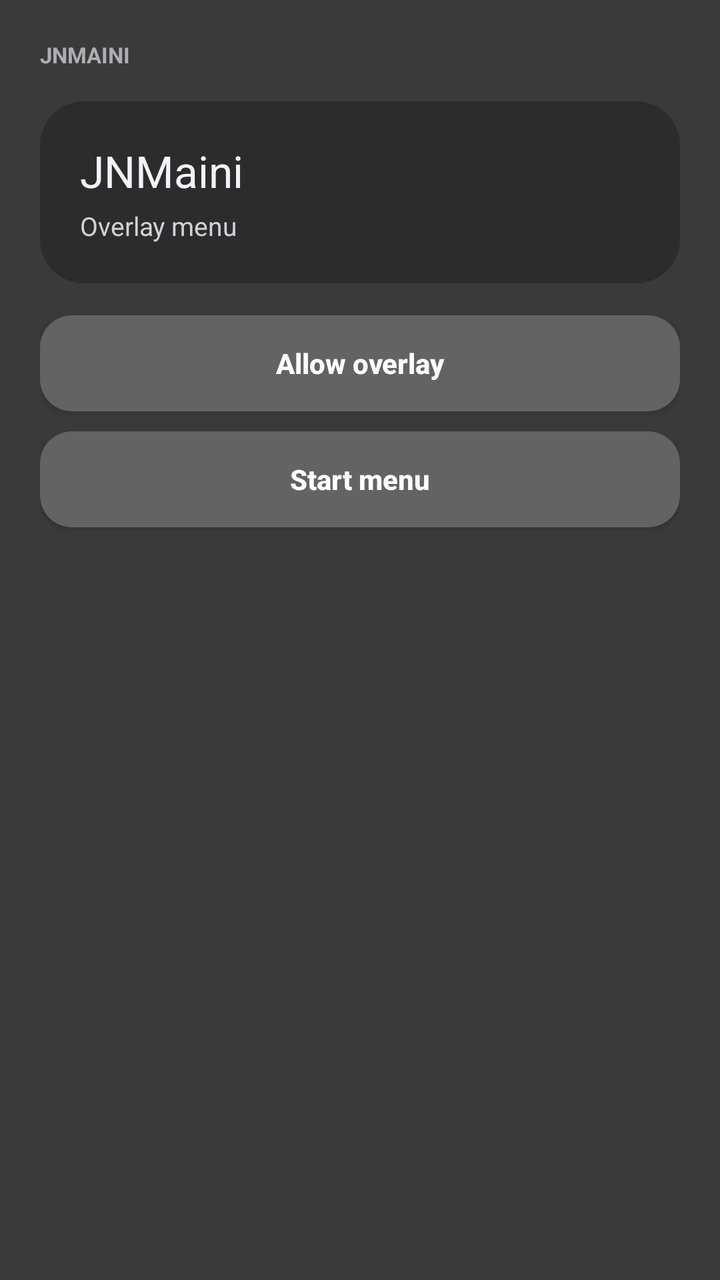
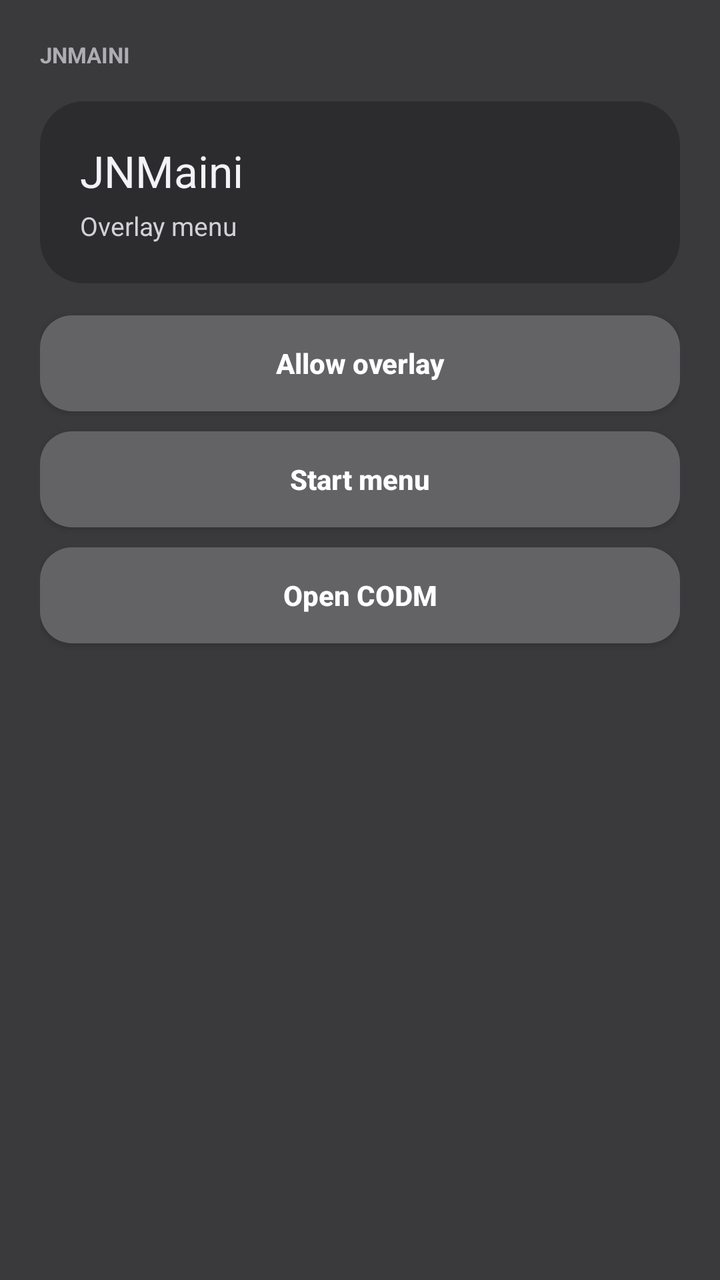

Screens rendered from an Android XML layout before and after an edit, with the pre-edit source and the edit as a unified diff.
<!-- AndroidManifest.xml: application theme Theme.Jnmaini -->
<!-- res/layout/activity_main.xml -->
<?xml version="1.0" encoding="utf-8"?>
<ScrollView xmlns:android="http://schemas.android.com/apk/res/android"
    android:layout_width="match_parent"
    android:layout_height="match_parent"
    android:background="@color/screen_bg"
    android:fillViewport="true"
    android:padding="20dp">

    <LinearLayout
        android:layout_width="match_parent"
        android:layout_height="wrap_content"
        android:orientation="vertical">

        <TextView
            android:layout_width="wrap_content"
            android:layout_height="wrap_content"
            android:text="@string/app_name"
            android:textAllCaps="true"
            android:textColor="@color/text_muted"
            android:textSize="11sp"
            android:textStyle="bold" />

        <LinearLayout
            android:layout_width="match_parent"
            android:layout_height="wrap_content"
            android:layout_marginTop="16dp"
            android:background="@drawable/bg_card"
            android:gravity="center_vertical"
            android:orientation="vertical"
            android:padding="20dp">

            <TextView
                android:layout_width="wrap_content"
                android:layout_height="wrap_content"
                android:text="@string/app_name"
                android:textColor="@color/text_primary"
                android:textSize="22sp" />

            <TextView
                android:layout_width="wrap_content"
                android:layout_height="wrap_content"
                android:layout_marginTop="4dp"
                android:text="@string/tagline"
                android:textColor="@color/text_secondary"
                android:textSize="13sp" />
        </LinearLayout>

        <Button
            android:id="@+id/btnOverlay"
            android:layout_width="match_parent"
            android:layout_height="48dp"
            android:layout_marginTop="16dp"
            android:background="@drawable/bg_button"
            android:backgroundTint="@null"
            android:text="@string/btn_overlay"
            android:textAllCaps="false"
            android:textColor="@android:color/white"
            android:textSize="14sp"
            android:textStyle="bold" />

        <Button
            android:id="@+id/btnStart"
            android:layout_width="match_parent"
            android:layout_height="48dp"
            android:layout_marginTop="10dp"
            android:background="@drawable/bg_button"
            android:backgroundTint="@null"
            android:text="@string/btn_start"
            android:textAllCaps="false"
            android:textColor="@android:color/white"
            android:textSize="14sp"
            android:textStyle="bold" />
    </LinearLayout>
</ScrollView>
<!-- resources referenced by this layout -->
<resources>
  <color name="screen_bg">#FF3A3A3C</color>
  <color name="text_muted">#FFAEAEB2</color>
  <color name="text_primary">#FFF2F2F7</color>
  <color name="text_secondary">#FFD1D1D6</color>
  <!-- drawable bg_button (drawable) -->
  <?xml version="1.0" encoding="utf-8"?>
  <ripple xmlns:android="http://schemas.android.com/apk/res/android" android:color="#33000000">
      <item>
          <shape android:shape="rectangle">
              <solid android:color="@color/btn_primary" />
              <corners android:radius="16dp" />
          </shape>
      </item>
  </ripple>
  <!-- drawable bg_card (drawable) -->
  <?xml version="1.0" encoding="utf-8"?>
  <shape xmlns:android="http://schemas.android.com/apk/res/android" android:shape="rectangle">
      <solid android:color="@color/card" />
      <corners android:radius="22dp" />
  </shape>
  <string name="app_name">JNMaini</string>
  <string name="btn_overlay">Allow overlay</string>
  <string name="btn_start">Start menu</string>
  <string name="tagline">Overlay menu</string>
  <style name="Theme.Jnmaini" parent="android:style/Theme.DeviceDefault.NoActionBar">
          <item name="android:statusBarColor">@color/screen_bg</item>
          <item name="android:navigationBarColor">@color/screen_bg</item>
          <item name="android:windowBackground">@color/screen_bg</item>
          <item name="android:textColor">#FFF2F2F2</item>
      </style>
  <color name="btn_primary">#FF636366</color>
  <color name="card">#FF2C2C2E</color>
</resources>

<!-- the commit's change to res/layout/activity_main.xml (unified diff, before → after) -->
@@ -70,5 +70,18 @@
             android:textColor="@android:color/white"
             android:textSize="14sp"
             android:textStyle="bold" />
+
+        <Button
+            android:id="@+id/btnGame"
+            android:layout_width="match_parent"
+            android:layout_height="48dp"
+            android:layout_marginTop="10dp"
+            android:background="@drawable/bg_button"
+            android:backgroundTint="@null"
+            android:text="@string/btn_game"
+            android:textAllCaps="false"
+            android:textColor="@android:color/white"
+            android:textSize="14sp"
+            android:textStyle="bold" />
     </LinearLayout>
 </ScrollView>
<!-- resource entries referenced after the edit -->
@@ -21,6 +21,7 @@
       <corners android:radius="22dp" />
   </shape>
   <string name="app_name">JNMaini</string>
+  <string name="btn_game">Open CODM</string>
   <string name="btn_overlay">Allow overlay</string>
   <string name="btn_start">Start menu</string>
   <string name="tagline">Overlay menu</string>
